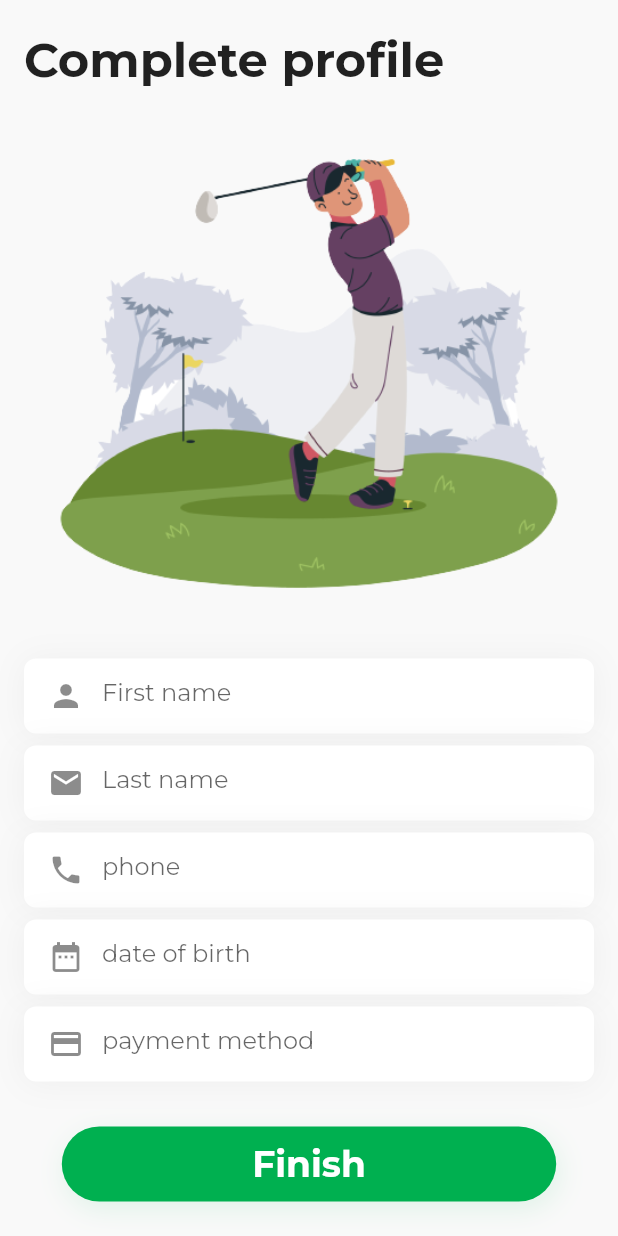
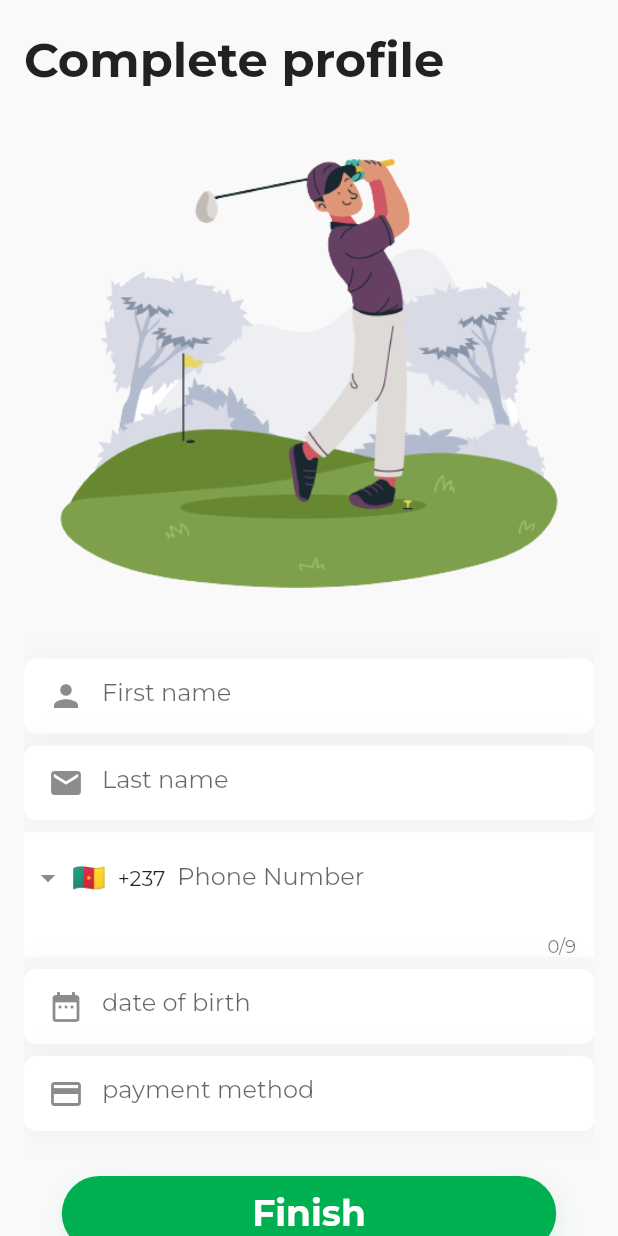
Before and after one commit to mugri-ndeh/pro_shop_golf_club, a Flutter app: the Completeprofile screen opened directly, on a phone screen of 412 x 824 dp. Run offline on Flutter 3.47's test engine with Material 2 defaults, Android fonts, the phone set to English and light mode, and no system bars; drawn by our look-alikes of intl_phone_field; our stand-ins replace cached_network_image, cloud_firestore, firebase_auth, firebase_core, google_fonts, intl_phone_number_input and 1 more; accounts and stored records are empty.

Commit message:
phone added

```diff
--- a/lib/auth/complete_profile/complete_profile.dart
+++ b/lib/auth/complete_profile/complete_profile.dart
@@ -39,10 +39,7 @@ class _CompleteprofileState extends State<Completeprofile> {
                   icon: const Icon(Icons.mail),
                 ),
                 const SizedBox(height: 8),
-                InputField(
-                  hint: 'phone',
-                  icon: const Icon(Icons.phone),
-                ),
+                PhoneInput(),
                 const SizedBox(height: 8),
                 InputField(
                     hint: 'date of birth', icon: const Icon(Icons.date_range)),
```
